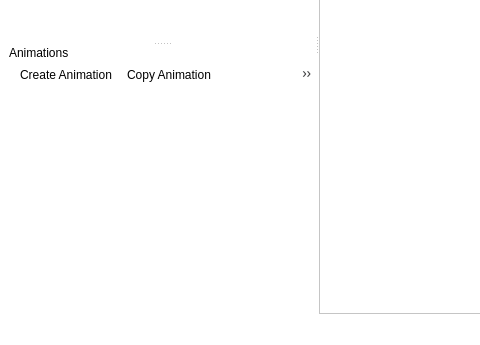
Old version of the form animate_packer.ui in the repository brucelevis/AnimatePacker4; both pictures show x 0 to 480 and y 255 to 600 of the 943 by 600 pixel window.
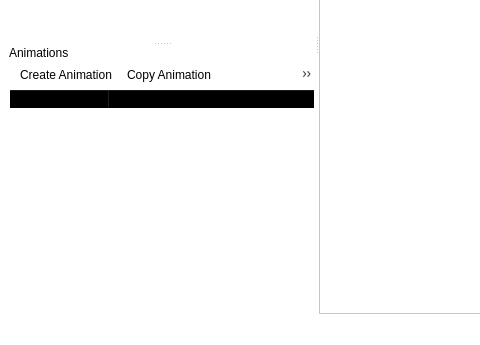
New version of the form. Icons and pictures are not drawn. Custom widgets are drawn as their Qt base class.

```diff
--- a/animate_packer.ui
+++ b/animate_packer.ui
@@ -121,7 +121,7 @@
             <bool>false</bool>
            </property>
            <attribute name="horizontalHeaderVisible">
-            <bool>false</bool>
+            <bool>true</bool>
            </attribute>
            <attribute name="horizontalHeaderCascadingSectionResizes">
             <bool>true</bool>
```
